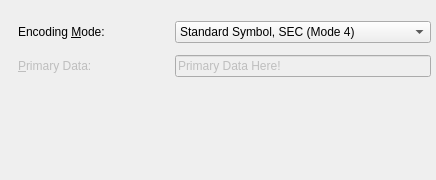
zint/zint-gpl-only, file frontend_qt4/grpMaxicode.ui: the form before one commit.
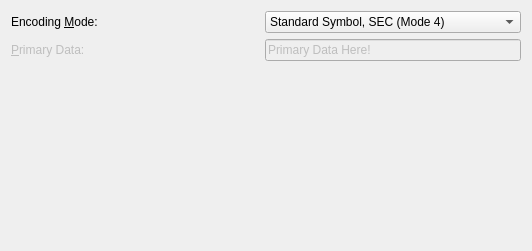
The form after the commit.

Diff of the .ui file:
```diff
--- a/frontend_qt4/grpMaxicode.ui
+++ b/frontend_qt4/grpMaxicode.ui
@@ -1,37 +1,54 @@
-<ui version="4.0" >
- <class>Form</class>
- <widget class="QWidget" name="Form" >
-  <property name="geometry" >
+<?xml version="1.0" encoding="UTF-8"?>
+<ui version="4.0">
+ <class>grpMicroPDF</class>
+ <widget class="QWidget" name="grpMicroPDF">
+  <property name="geometry">
    <rect>
     <x>0</x>
     <y>0</y>
-    <width>436</width>
-    <height>180</height>
+    <width>532</width>
+    <height>251</height>
    </rect>
   </property>
-  <property name="sizePolicy" >
-   <sizepolicy vsizetype="Preferred" hsizetype="Preferred" >
-    <horstretch>0</horstretch>
-    <verstretch>0</verstretch>
-   </sizepolicy>
-  </property>
-  <property name="windowTitle" >
+  <property name="windowTitle">
    <string>Form</string>
   </property>
-  <widget class="QWidget" name="gridLayoutWidget" >
-   <property name="geometry" >
-    <rect>
-     <x>18</x>
-     <y>15</y>
-     <width>413</width>
-     <height>69</height>
-    </rect>
-   </property>
-   <layout class="QGridLayout" name="gridLayout" >
-    <item row="0" column="1" >
-     <widget class="QComboBox" name="cmbMaxiMode" >
-      <property name="sizePolicy" >
-       <sizepolicy vsizetype="Fixed" hsizetype="Preferred" >
+  <layout class="QVBoxLayout" name="verticalLayout">
+   <item>
+    <layout class="QGridLayout" name="gridLayout">
+     <item row="0" column="0">
+      <widget class="QLabel" name="lblMaxiMode">
+       <property name="text">
+        <string>Encoding &amp;Mode:</string>
+       </property>
+       <property name="alignment">
+        <set>Qt::AlignLeading|Qt::AlignLeft|Qt::AlignVCenter</set>
+       </property>
+       <property name="buddy">
+        <cstring>cmbMaxiMode</cstring>
+       </property>
+      </widget>
+     </item>
+     <item row="1" column="0">
+      <widget class="QLabel" name="lblMaxiPrimary">
+       <property name="enabled">
+        <bool>false</bool>
+       </property>
+       <property name="text">
+        <string>&amp;Primary Data:</string>
+       </property>
+       <property name="alignment">
+        <set>Qt::AlignLeading|Qt::AlignLeft|Qt::AlignVCenter</set>
+       </property>
+       <property name="buddy">
+        <cstring>txtMaxiPrimary</cstring>
+       </property>
+      </widget>
+     </item>
+     <item row="0" column="1">
+      <widget class="QComboBox" name="cmbMaxiMode">
+       <property name="sizePolicy">
+        <sizepolicy hsizetype="Preferred" vsizetype="Fixed">
         <horstretch>0</horstretch>
         <verstretch>0</verstretch>
        </sizepolicy>
@@ -77,37 +94,22 @@
       </property>
      </widget>
     </item>
-    <item row="0" column="0" >
-     <widget class="QLabel" name="lblMaxiMode" >
-      <property name="text" >
-       <string>Encoding &amp;Mode:</string>
-      </property>
-      <property name="alignment" >
-       <set>Qt::AlignLeading|Qt::AlignLeft|Qt::AlignVCenter</set>
-      </property>
-      <property name="buddy" >
-       <cstring>cmbMaxiMode</cstring>
-      </property>
-     </widget>
-    </item>
-    <item row="1" column="0" >
-     <widget class="QLabel" name="lblMaxiPrimary" >
-      <property name="enabled" >
-       <bool>false</bool>
-      </property>
-      <property name="text" >
-       <string>&amp;Primary Data:</string>
-      </property>
-      <property name="alignment" >
-       <set>Qt::AlignLeading|Qt::AlignLeft|Qt::AlignVCenter</set>
-      </property>
-      <property name="buddy" >
-       <cstring>txtMaxiPrimary</cstring>
-      </property>
-     </widget>
-    </item>
-   </layout>
-  </widget>
+    </layout>
+   </item>
+   <item>
+    <spacer name="verticalSpacer">
+     <property name="orientation">
+      <enum>Qt::Vertical</enum>
+     </property>
+     <property name="sizeHint" stdset="0">
+      <size>
+       <width>20</width>
+       <height>40</height>
+      </size>
+     </property>
+    </spacer>
+   </item>
+  </layout>
  </widget>
  <resources/>
  <connections/>
```
Left out of the diff: 22 changed lines with no effect on the pictures. Lines whose indentation alone changed are shown as unchanged.
